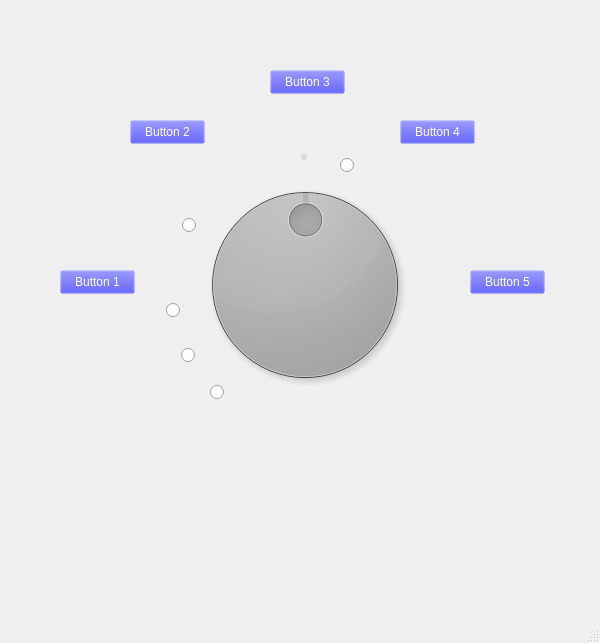
Above: gui/gui.ui from EMATech/OpenContourShuttle before the change. Below: the same form after it.
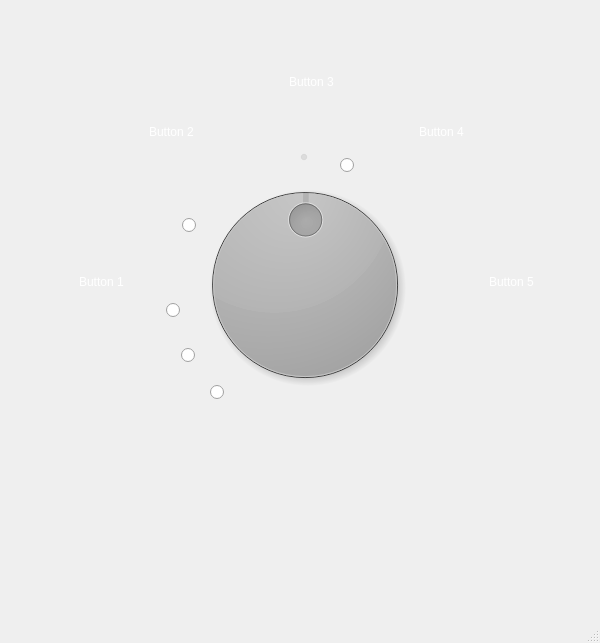
That is the form after the change. Icons and pictures are not drawn.

Commit message: Cleanup GUI prototype with system tray icon

```diff
--- a/gui/gui.ui
+++ b/gui/gui.ui
@@ -11,11 +11,17 @@
             </rect>
         </property>
         <property name="sizePolicy">
-            <sizepolicy hsizetype="Preferred" vsizetype="Preferred">
+   <sizepolicy hsizetype="Fixed" vsizetype="Fixed">
                 <horstretch>0</horstretch>
                 <verstretch>0</verstretch>
             </sizepolicy>
         </property>
+  <property name="minimumSize">
+   <size>
+    <width>600</width>
+    <height>643</height>
+   </size>
+  </property>
         <property name="windowTitle">
             <string>GUI</string>
         </property>
@@ -207,7 +213,7 @@
                     <string/>
                 </property>
             </widget>
-            <widget class="QPushButton" name="button_1">
+   <widget class="QCheckBox" name="button_1">
                 <property name="geometry">
                     <rect>
                         <x>60</x>
@@ -334,7 +340,7 @@
                     <string/>
                 </property>
             </widget>
-            <widget class="QPushButton" name="button_2">
+   <widget class="QCheckBox" name="button_2">
                 <property name="geometry">
                     <rect>
                         <x>130</x>
@@ -352,7 +358,7 @@
                     <string>Button 2</string>
                 </property>
             </widget>
-            <widget class="QPushButton" name="button_4">
+   <widget class="QCheckBox" name="button_4">
                 <property name="geometry">
                     <rect>
                         <x>400</x>
@@ -370,7 +376,7 @@
                     <string>Button 4</string>
                 </property>
             </widget>
-            <widget class="QPushButton" name="button_5">
+   <widget class="QCheckBox" name="button_5">
                 <property name="geometry">
                     <rect>
                         <x>470</x>
@@ -388,7 +394,7 @@
                     <string>Button 5</string>
                 </property>
             </widget>
-            <widget class="QPushButton" name="button_3">
+   <widget class="QCheckBox" name="button_3">
                 <property name="geometry">
                     <rect>
                         <x>270</x>
```
Left out of the diff: 32 changed lines with no effect on the pictures. Lines whose indentation alone changed are shown as unchanged. The commit also changes 3 other files.
